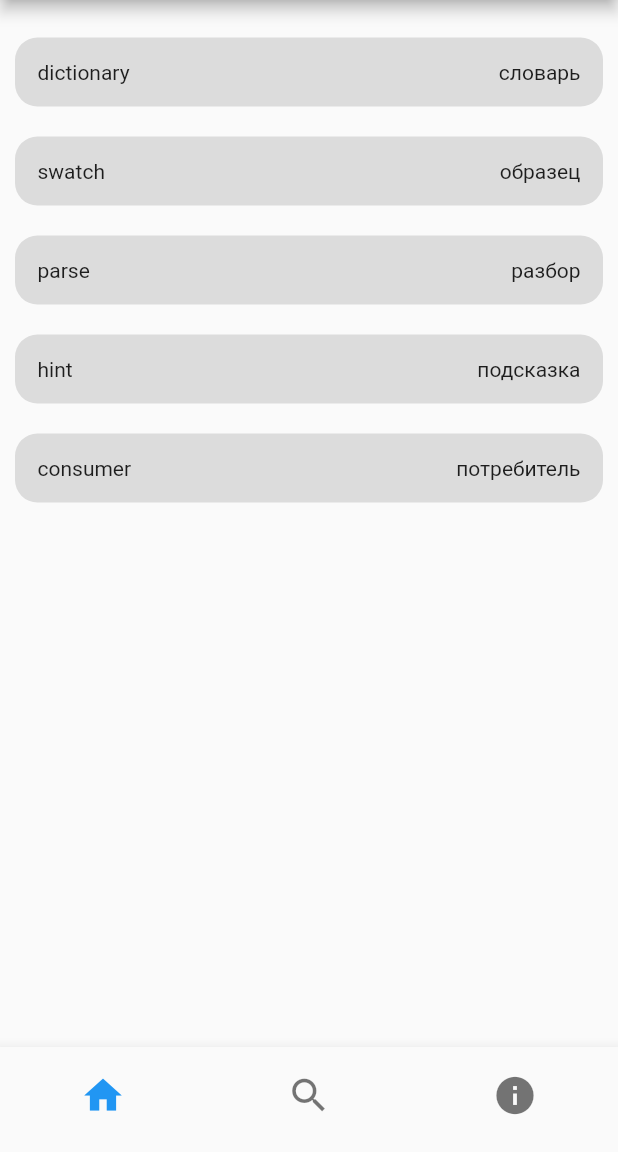
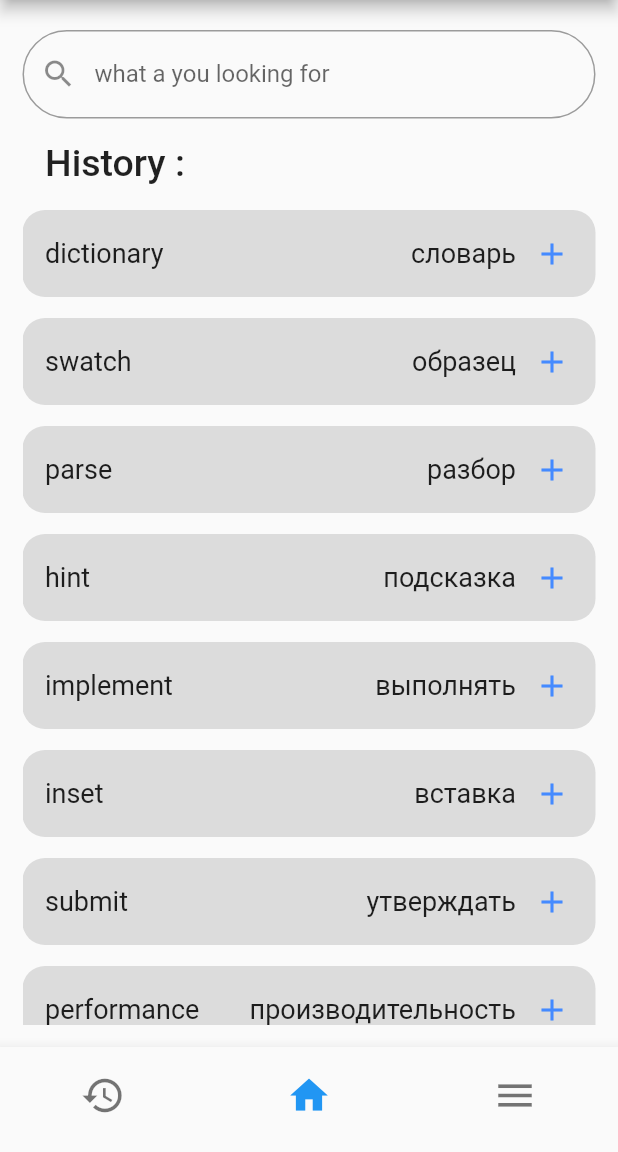
Before and after one commit to SomethingRight/worldofword, a Flutter app: the screen it shows after launch, on a phone screen of 412 x 824 dp, the part 84-1236 px from its top. Run offline on Flutter 3.47's test engine with Material 2 defaults, Android fonts, the phone set to English and light mode, and no system bars; our stand-ins replace equatable.

Commit message:
second commit

```diff
--- a/lib/main.dart
+++ b/lib/main.dart
@@ -4,6 +4,7 @@ import 'module/home/home_page.dart';
 
 // словарик
 // список и кнопка добавить
+// toolbar  с поиском добавить поисковую строку
 
 void main() {
   runApp(const MyApp());
--- a/lib/models/word_model.dart
+++ b/lib/models/word_model.dart
@@ -1,8 +1,6 @@
-
-
 import 'package:equatable/equatable.dart';
 
-class WordModel extends Equatable{
+class WordModel extends Equatable {
   const WordModel({required this.word, required this.translate});
 
   final String word;
@@ -16,6 +14,12 @@ class WordModel extends Equatable{
     const WordModel(word: 'swatch', translate: 'образец'),
     const WordModel(word: 'parse', translate: 'разбор'),
     const WordModel(word: 'hint', translate: 'подсказка'),
-    const WordModel(word: 'consumer', translate: 'потребитель')
+    const WordModel(word: 'implement', translate: 'выполнять'),
+    const WordModel(word: 'inset', translate: 'вставка'),
+    const WordModel(word: 'submit', translate: 'утверждать'),
+    const WordModel(word: 'performance', translate: 'производительность'),
+    const WordModel(word: 'quiz', translate: 'опрос'),
+    const WordModel(word: 'indeed', translate: 'верно'),
+
   ];
 }
--- a/lib/module/home/home_page.dart
+++ b/lib/module/home/home_page.dart
@@ -1,8 +1,8 @@
 import 'package:flutter/material.dart';
-import 'package:worldofword/module/main_page.dart/main_page.dart';
+import 'package:worldofword/module/main_page/main_page.dart';
 
-import '../info/info_page.dart';
-import '../search/search_page.dart';
+import '../menu/menu_page.dart';
+import '../saved_words/saved_words_page.dart';
 
 class HomePage extends StatefulWidget {
   const HomePage({super.key});
@@ -13,12 +13,12 @@ class HomePage extends StatefulWidget {
 }
 
 List<Widget> list = [
+  const SavedWordsPage(title: 'Saved words'),
   const MainPage(title: 'World of word'),
-  const SearchPage(title: 'Search'),
-  const InfoPage(title: 'Info'),
+  const MenuPage(title: 'Menu'),
 ];
 
-int selectedIndex = 0;
+int selectedIndex = 1;
 
 class _HomePageState extends State<HomePage> {
   @override
@@ -27,22 +27,22 @@ class _HomePageState extends State<HomePage> {
       bottomNavigationBar: BottomNavigationBar(
           currentIndex: selectedIndex,
           items:  <BottomNavigationBarItem>[
+             BottomNavigationBarItem(
+              icon: Container(
+                  margin: const EdgeInsets.only(top: 10),
+                  child: const Icon(Icons.history, size: 30)),
+              label: '',
+            ),
             BottomNavigationBarItem(
               label: '',
               icon: Container(
                 margin: const EdgeInsets.only(top: 10),
                   child: const Icon(Icons.home, size: 30)),
             ),
-             BottomNavigationBarItem(
-              icon: Container(
-                  margin: const EdgeInsets.only(top: 10),
-                  child: const Icon(Icons.search, size: 30)),
-              label: '',
-            ),
             BottomNavigationBarItem(
               icon: Container(
                   margin: const EdgeInsets.only(top: 10),
-                  child: const Icon(Icons.info, size: 30)),
+                  child: const Icon(Icons.menu, size: 30)),
               label: '',
             ),
           ],
--- a/lib/module/main_page.dart/main_page.dart
+++ /dev/null
@@ -1,39 +0,0 @@
-import 'package:flutter/material.dart';
-
-import '../../models/word_model.dart';
-import '../widgets/word_card.dart';
-
-class MainPage extends StatefulWidget {
-  const MainPage({super.key, required this.title});
-
-  final String title;
-
-  @override
-  State<MainPage> createState() => _MainPageState();
-}
-
-class _MainPageState extends State<MainPage> {
-  @override
-  Widget build(BuildContext context) {
-    final List<WordModel> words = WordModel.words;
-    return Scaffold(
-      appBar: AppBar(
-        title: Text(widget.title),
-        centerTitle: true,
-      ),
-      body: Padding(
-        padding: const EdgeInsets.only(top: 15),
-        child: ListView.builder(
-          itemCount: WordModel.words.length,
-          itemBuilder: (context, index) {
-            return Padding(
-                padding: const EdgeInsets.all(10),
-                child: WordCard(
-                  word: words[index],
-                ));
-          },
-        ),
-      ),
-    );
-  }
-}
--- /dev/null
+++ b/lib/module/main_page/main_page.dart
@@ -0,0 +1,75 @@
+import 'package:flutter/material.dart';
+import 'package:flutter/services.dart';
+
+import '../../models/word_model.dart';
+import '../widgets/word_card.dart';
+
+class MainPage extends StatefulWidget {
+  const MainPage({super.key, required this.title});
+
+  final String title;
+
+  @override
+  State<MainPage> createState() => _MainPageState();
+}
+
+class _MainPageState extends State<MainPage> {
+  @override
+  Widget build(BuildContext context) {
+    final List<WordModel> words = WordModel.words;
+    return Scaffold(
+      appBar: AppBar(
+        title: Text(widget.title),
+        centerTitle: true,
+      ),
+      body: SingleChildScrollView(
+        child: Padding(
+          padding: const EdgeInsets.symmetric(horizontal: 15, vertical: 20),
+          child: Column(
+          crossAxisAlignment: CrossAxisAlignment.start,
+            children: [
+              TextField(
+
+                textInputAction: TextInputAction.search,
+                decoration: InputDecoration(
+                  labelText: 'what a you looking for',
+                  prefixIcon: const Icon(Icons.search),
+                  fillColor: Colors.black12,
+                  border:
+                      OutlineInputBorder(borderRadius: BorderRadius.circular(50)),
+                ),
+              ),
+              const SizedBox(
+                height: 15,
+              ),
+              Row(
+                children: const [
+                  SizedBox(width: 15),
+                  Text(
+                    'History :',
+                    style: TextStyle(fontSize: 25, fontWeight: FontWeight.w500),
+                  ),
+                ],
+              ),
+              Container(
+                padding: const EdgeInsets.only(top: 10),
+                height: MediaQuery.of(context).size.height*0.68,
+                child: ListView.builder(
+                  itemCount: WordModel.words.length,
+                  itemBuilder: (context, index) {
+                    return Padding(
+                      padding: const EdgeInsets.symmetric(vertical: 7),
+                      child: WordCard(
+                        word: words[index],
+                      ),
+                    );
+                  },
+                ),
+              ),
+            ],
+          ),
+        ),
+      ),
+    );
+  }
+}
--- a/lib/module/widgets/word_card.dart
+++ b/lib/module/widgets/word_card.dart
@@ -1,8 +1,6 @@
-import 'package:flutter/cupertino.dart';
 import 'package:flutter/material.dart';
-import 'package:flutter/src/widgets/container.dart';
-import 'package:flutter/src/widgets/framework.dart';
 import 'package:worldofword/models/word_model.dart';
+import 'package:worldofword/module/word_details_page/word_details_page.dart';
 
 class WordCard extends StatelessWidget {
   final WordModel word;
@@ -10,8 +8,13 @@ class WordCard extends StatelessWidget {
 
   @override
   Widget build(BuildContext context) {
-    return Container(
-      padding: const EdgeInsets.all(15),
+    return InkWell(
+      onTap: () {
+        Navigator.push(context,
+            MaterialPageRoute(builder: (context) => const WordDetailsPage()));
+      },
+      child: Container(
+        padding: const EdgeInsets.all(5),
         decoration: const BoxDecoration(
           color: Colors.black12,
           borderRadius: BorderRadius.all(Radius.circular(15)),
@@ -19,9 +22,27 @@ class WordCard extends StatelessWidget {
         child: Row(
           mainAxisAlignment: MainAxisAlignment.spaceBetween,
           children: [
-          Text(word.word),
-          Text(word.translate),
+            Padding(
+              padding: const EdgeInsets.only(left: 10),
+              child: Text(word.word, style: const TextStyle(fontSize: 18)),
+            ),
+            Row(
+              children: [
+                Text(word.translate, style: const TextStyle(fontSize: 18)),
+                IconButton(
+                    onPressed: () {
+                      ScaffoldMessenger.of(context).showSnackBar(const SnackBar(
+                          duration: Duration(milliseconds: 300),
+                          content: Text('word saved')));
+                    },
+                    icon: const Icon(
+                      Icons.add,
+                      color: Colors.blueAccent,
+                    )),
               ],
+            ),
+          ],
+        ),
       ),
     );
   }
```
Also changed, not shown: lib/module/info/info_page.dart (deleted, +0 -23 lines), lib/module/menu/menu_page.dart (added, +54 -0 lines), lib/module/menu/widgets/menu_card.dart (added, +32 -0 lines), lib/module/saved_words/saved_words_page.dart (added, +26 -0 lines), lib/module/search/search_page.dart (deleted, +0 -38 lines), lib/module/word_details_page/word_details_page.dart (added, +207 -0 lines). Lines whose indentation alone changed are shown as unchanged.
